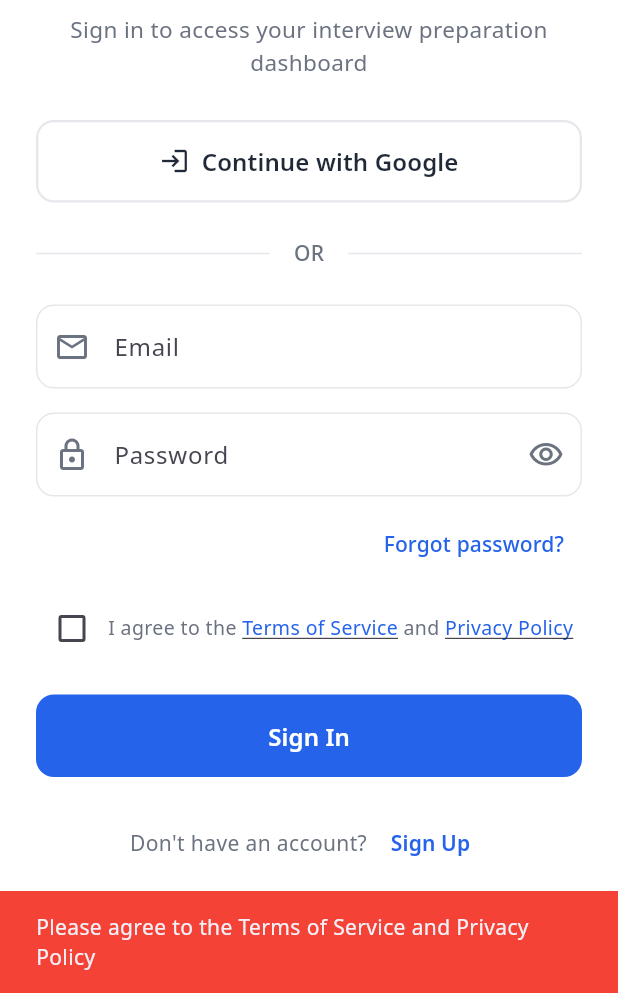
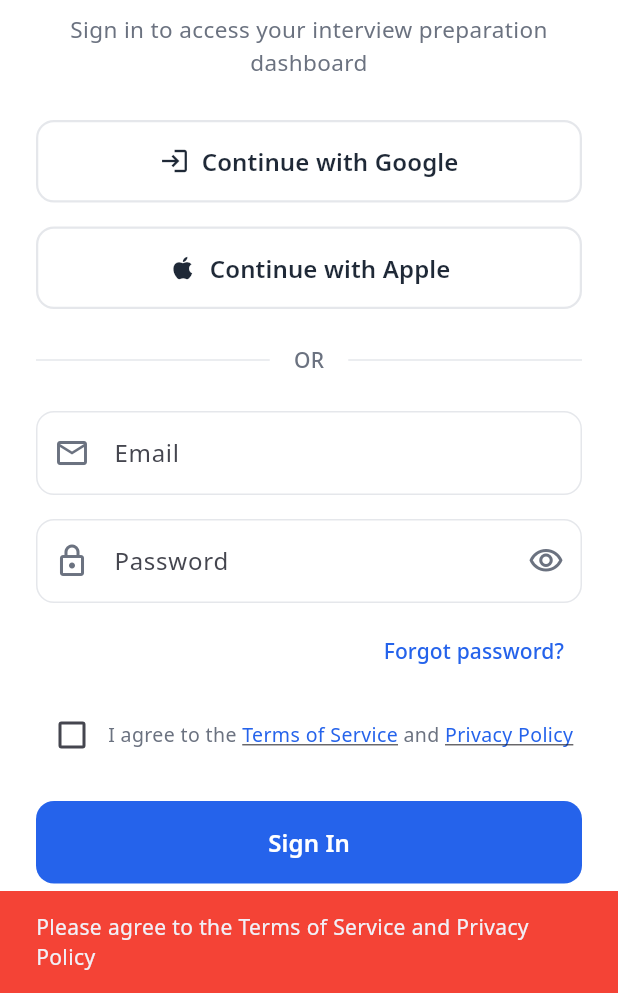
Before and after one commit to lydia-yan/Intelliview, a Flutter app: the screen it shows after launch, after a tap on "Continue with Google", on a phone screen of 412 x 824 dp, the part 243-1236 px from its top. Run offline on Flutter 3.47's test engine with Material 3 defaults, Android fonts, the light colour scheme and no system bars; our stand-ins replace cloud_firestore, file_picker, firebase_auth, firebase_core, google_fonts, google_sign_in and 2 more; accounts and stored records are empty; statements that could not run were skipped.

Commit message:
feat: integrate Apple Sign In functionality and update Firebase configuration

```diff
--- a/frontend/mocker_web/lib/pages/login_page.dart
+++ b/frontend/mocker_web/lib/pages/login_page.dart
@@ -54,6 +54,21 @@
     }
 
     final success = await authService.signInWithGoogle();
+
+    if (success && mounted) {
+      Navigator.of(context).pushReplacementNamed('/dashboard');
+    } else if (authService.error != null && mounted) {
+      _showError(authService.error!);
+    }
+  }
+
+  Future<void> _handleAppleLogin(AuthService authService) async {
+    if (!_agreedToTerms) {
+      _showError('Please agree to the Terms of Service and Privacy Policy');
+      return;
+    }
+
+    final success = await authService.signInWithApple();
 
     if (success && mounted) {
       Navigator.of(context).pushReplacementNamed('/dashboard');
@@ -186,6 +201,46 @@
                         : Icon(Icons.login, color: AppTheme.darkGray, size: 20),
                     label: Text(
                       authService.isLoading ? 'Signing in...' : 'Continue with Google',
+                      style: TextStyle(
+                        fontSize: 16,
+                        fontWeight: FontWeight.w600,
+                        color: AppTheme.darkGray,
+                      ),
+                    ),
+                    style: OutlinedButton.styleFrom(
+                      side: BorderSide(color: AppTheme.borderGray, width: 1.5),
+                      shape: RoundedRectangleBorder(
+                        borderRadius: BorderRadius.circular(12),
+                      ),
+                      padding: const EdgeInsets.symmetric(
+                        horizontal: 32,
+                        vertical: 16,
+                      ),
+                    ),
+                  ),
+                ),
+
+                SizedBox(height: isMobile ? 16 : 20),
+
+                // Apple Sign In Button
+                SizedBox(
+                  width: double.infinity,
+                  child: OutlinedButton.icon(
+                    onPressed: authService.isLoading
+                        ? null
+                        : () => _handleAppleLogin(authService),
+                    icon: authService.isLoading
+                        ? SizedBox(
+                            width: 20,
+                            height: 20,
+                            child: CircularProgressIndicator(
+                              strokeWidth: 2,
+                              color: AppTheme.primaryBlue,
+                            ),
+                          )
+                        : Icon(Icons.apple, color: AppTheme.darkGray, size: 20),
+                    label: Text(
+                      authService.isLoading ? 'Signing in...' : 'Continue with Apple',
                       style: TextStyle(
                         fontSize: 16,
                         fontWeight: FontWeight.w600,
--- a/frontend/mocker_web/pubspec.yaml
+++ b/frontend/mocker_web/pubspec.yaml
@@ -46,6 +46,7 @@
   http_parser: ^4.0.2
   shared_preferences: ^2.3.3
   cloud_firestore: ^6.0.0
+  sign_in_with_apple: ^6.1.3
 
 dev_dependencies:
   flutter_test:
```
Also changed, not shown: frontend/mocker_web/lib/services/auth_service.dart (+62 -0 lines), frontend/mocker_web/lib/firebase_options.dart, frontend/mocker_web/pubspec.lock, 5 other files.
